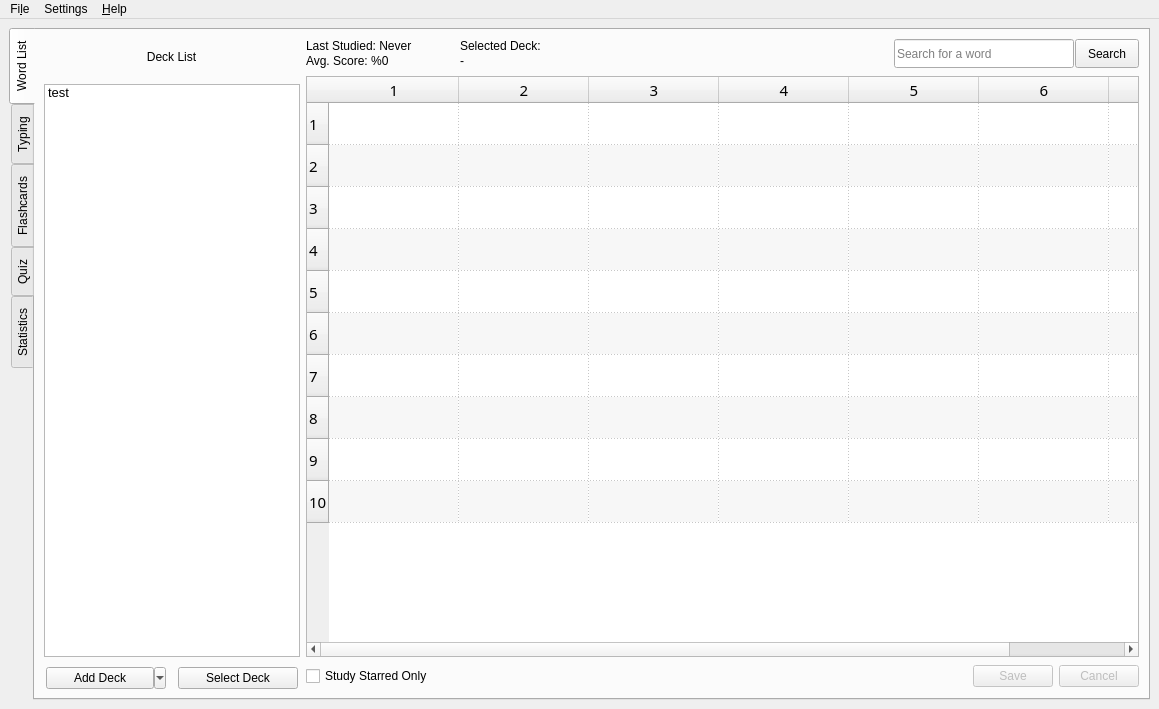
First picture: the form in cjk-trainer/ui/MainWindow.ui, repository mruiz42/cjk-trainer, before the edit.
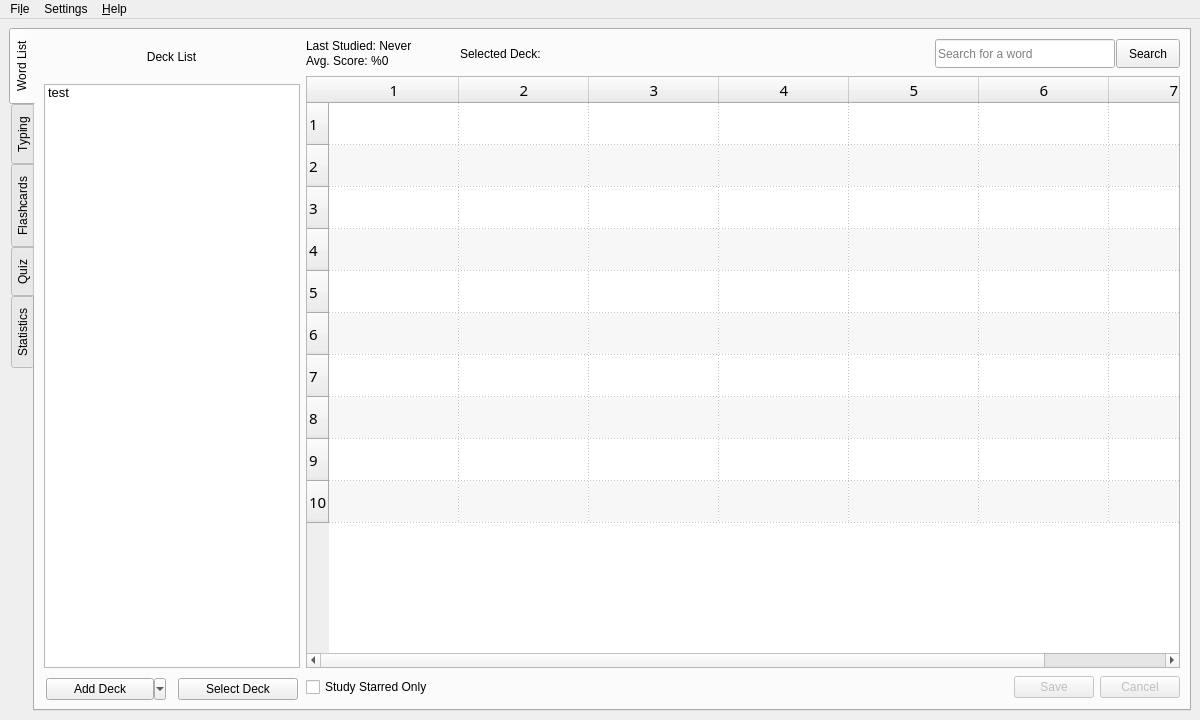
Second picture: the form after the edit. Icons and pictures are not drawn.

Diff of the .ui file:
```diff
--- a/cjk-trainer/ui/MainWindow.ui
+++ b/cjk-trainer/ui/MainWindow.ui
@@ -6,8 +6,8 @@
    <rect>
     <x>0</x>
     <y>0</y>
-    <width>1159</width>
-    <height>709</height>
+    <width>1200</width>
+    <height>720</height>
    </rect>
   </property>
   <property name="sizePolicy">
@@ -364,16 +364,6 @@
                   </property>
                  </widget>
                 </item>
-                <item>
-                 <widget class="QLabel" name="label_deckName">
-                  <property name="text">
-                   <string>-</string>
-                  </property>
-                  <property name="alignment">
-                   <set>Qt::AlignLeading|Qt::AlignLeft|Qt::AlignVCenter</set>
-                  </property>
-                 </widget>
-                </item>
                </layout>
               </item>
               <item>
@@ -1203,7 +1193,7 @@
     <rect>
      <x>0</x>
      <y>0</y>
-     <width>1159</width>
+     <width>1200</width>
      <height>30</height>
     </rect>
    </property>
```
Left out of the diff: 17 changed lines with no effect on the pictures.
